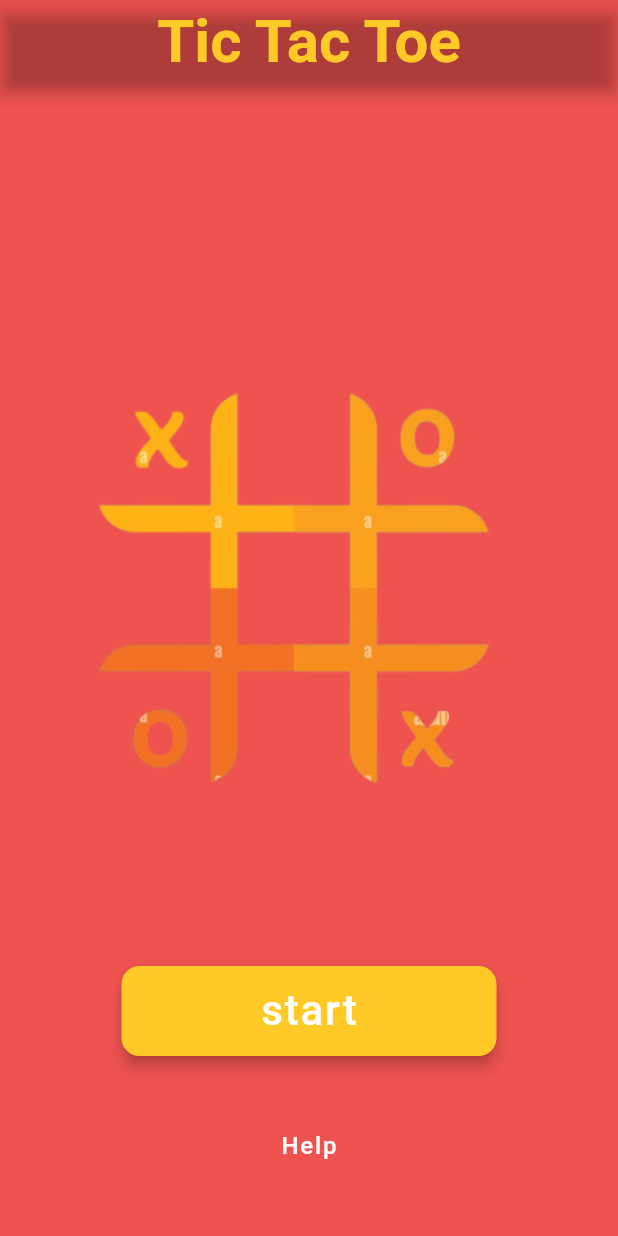
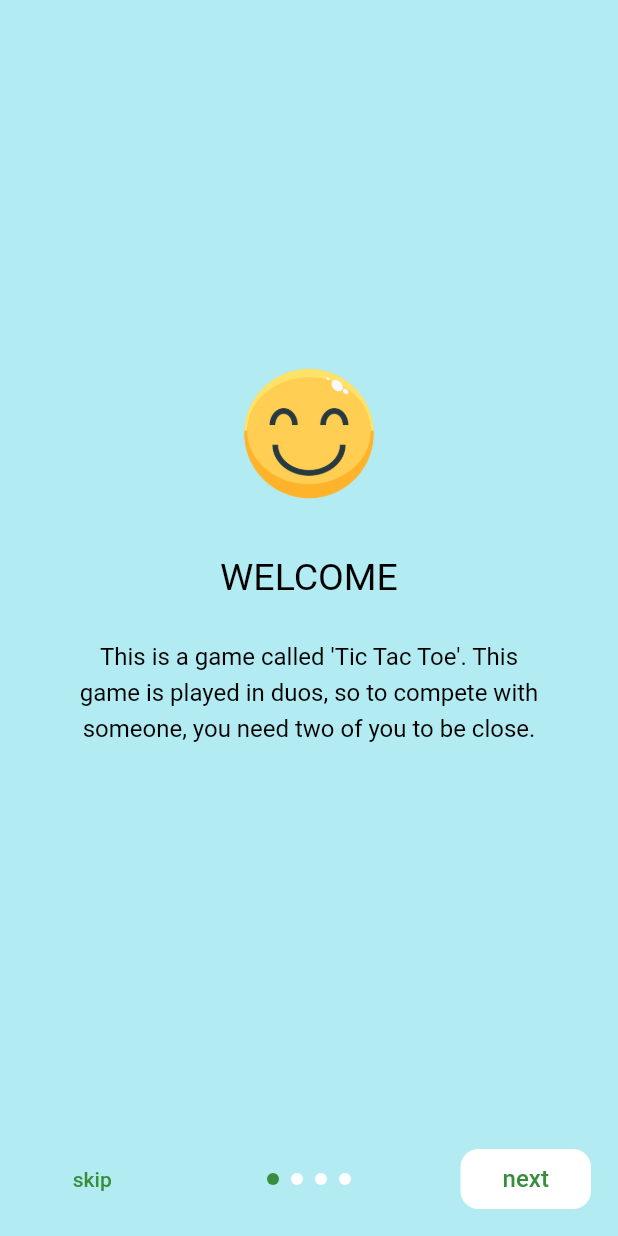
Before and after one commit to MR-BIGO/flutter_tic_tac_toe, a Flutter app: the screen it shows after launch, on a phone screen of 412 x 824 dp. Run offline on Flutter 3.47's test engine with Material 2 defaults, Android fonts, the phone set to English and light mode, and no system bars; drawn by our look-alikes of intro_slider.

Commit message:
added intro screen

```diff
--- a/lib/main.dart
+++ b/lib/main.dart
@@ -1,6 +1,7 @@
 import 'package:flutter/material.dart';
+import 'package:flutter_tic_tac_toe/presentation/screens/intro_slider.dart';
 
-import 'presentation/screens/first_screen.dart';
+import 'presentation/screens/home_screen.dart';
 import 'presentation/screens/game_screen.dart';
 
 void main() {
@@ -15,10 +16,11 @@ class MyApp extends StatelessWidget {
   Widget build(BuildContext context) {
     return MaterialApp(
       title: "Tic Tac Toe",
-      initialRoute: "/firstScreen",
+      initialRoute: "/introScreen",
       routes: {
-        "/firstScreen": (context) => const FirstScreen(),
+        "/homeScreen": (context) => const HomeScreen(),
         "/gameScreen": (context) => const GameScreen(),
+        "/introScreen": (context) => IntroSliderScreen(),
       },
     );
   }
--- a/lib/presentation/screens/first_screen.dart
+++ b/lib/presentation/screens/home_screen.dart
@@ -1,8 +1,8 @@
 import 'package:flutter/material.dart';
 import 'package:flutter_tic_tac_toe/presentation/widgets/help_bottomsheet.dart';
 
-class FirstScreen extends StatelessWidget {
-  const FirstScreen({Key? key}) : super(key: key);
+class HomeScreen extends StatelessWidget {
+  const HomeScreen({Key? key}) : super(key: key);
 
   @override
   Widget build(BuildContext context) {
@@ -24,7 +24,7 @@ class FirstScreen extends StatelessWidget {
         decoration: BoxDecoration(
           color: Colors.red[400],
           image: const DecorationImage(
-            image: AssetImage('assets/images/asset_image.png'),
+            image: AssetImage('assets/images/home_tic_tac_toe.png'),
             fit: BoxFit.scaleDown,
           ),
         ),
@@ -32,7 +32,7 @@ class FirstScreen extends StatelessWidget {
           mainAxisAlignment: MainAxisAlignment.end,
           children: [
             Padding(
-              padding: const EdgeInsets.fromLTRB(0, 16, 0, 16),
+              padding: const EdgeInsets.fromLTRB(0, 32, 0, 16),
               child: SizedBox(
                 width: 250,
                 height: 60,
@@ -63,10 +63,7 @@ class FirstScreen extends StatelessWidget {
                   elevation: 0,
                   backgroundColor: Colors.transparent,
                   onPressed: () {
-                    showModalBottomSheet(
-                      context: context,
-                      builder: (context) => HelpSheet(),
-                    );
+                   Navigator.pushReplacementNamed(context, "/introScreen");
                   },
                   child: const Text(
                     "Help",
--- /dev/null
+++ b/lib/presentation/screens/intro_slider.dart
@@ -0,0 +1,169 @@
+import 'package:flutter/material.dart';
+import 'package:intro_slider/dot_animation_enum.dart';
+import 'package:intro_slider/intro_slider.dart';
+import 'package:intro_slider/slide_object.dart';
+
+class IntroSliderScreen extends StatefulWidget {
+  const IntroSliderScreen({Key? key}) : super(key: key);
+
+  @override
+  State<IntroSliderScreen> createState() => _IntroSliderScreenState();
+}
+
+class _IntroSliderScreenState extends State<IntroSliderScreen> {
+  List<Slide> slides = [];
+
+  @override
+  void initState() {
+    super.initState();
+    slides.add(
+      Slide(
+        title: "WELCOME",
+        description:
+            "This is a game called 'Tic Tac Toe'. This game is played in duos, so to compete with someone, you need two of you to be close.",
+        pathImage: "assets/images/smile.png",
+      ),
+    );
+    slides.add(
+      Slide(
+        title: "Starting A Match",
+        description:
+            "Tic-tac-toe is a game in which two players take turns in drawing either an 'O' or an 'X' in one square of a grid consisting of nine squares",
+        pathImage: "assets/images/intro_1.png",
+      ),
+    );
+    slides.add(
+      Slide(
+        title: "Winning A Match",
+        description:
+            "The winner is the first player to get three of the same symbols in a row",
+        pathImage: "assets/images/intro_2.png",
+      ),
+    );
+    slides.add(
+      Slide(
+        title: "Draw",
+        description:
+            "If all the squares are already filled and none of you have won, then it is a draw",
+        pathImage: "assets/images/intro_3.png",
+      ),
+    );
+  }
+
+  List<Widget> renderCustomTabs() {
+    List<Widget> tabs = [];
+    for (int i = 0; i < slides.length; i++) {
+      Slide currentSlide = slides[i];
+      tabs.add(
+        Container(
+          width: double.infinity,
+          height: double.infinity,
+          child: Container(
+            margin: const EdgeInsets.fromLTRB(0, 60, 0, 160),
+            child: Column(
+              mainAxisAlignment: MainAxisAlignment.center,
+              crossAxisAlignment: CrossAxisAlignment.center,
+              children: [
+                Container(
+                  padding: const EdgeInsets.all(16),
+                  decoration: const BoxDecoration(
+                    shape: BoxShape.circle,
+                    color: Colors.transparent,
+                  ),
+                  child: Image.asset(
+                    currentSlide.pathImage!,
+                    matchTextDirection: true,
+                    height: 90,
+                  ),
+                ),
+                Container(
+                  margin: const EdgeInsets.fromLTRB(0, 20, 0, 10),
+                  child: Text(
+                    currentSlide.title!,
+                    style: const TextStyle(
+                      fontSize: 25,
+                      color: Colors.black,
+                    ),
+                  ),
+                ),
+                Container(
+                  padding: const EdgeInsets.symmetric(horizontal: 30),
+                  child: Text(
+                    currentSlide.description!,
+                    style: const TextStyle(
+                      fontSize: 16,
+                      height: 1.5,
+                      color: Colors.black,
+                    ),
+                    maxLines: 5,
+                    textAlign: TextAlign.center,
+                  ),
+                  margin: const EdgeInsets.fromLTRB(20, 15, 20, 0),
+                ),
+              ],
+            ),
+          ),
+        ),
+      );
+    }
+    return tabs;
+  }
+
+  @override
+  Widget build(BuildContext context) {
+    return IntroSlider(
+      backgroundColorAllSlides: Colors.cyan[100],
+      renderSkipBtn: Text(
+        "skip",
+        style: TextStyle(
+          color: Colors.green[700],
+        ),
+      ),
+      renderNextBtn: Container(
+        width: 90,
+        height: 40,
+        decoration: ShapeDecoration(
+          color: Colors.white,
+          shape: RoundedRectangleBorder(
+            borderRadius: BorderRadius.circular(12),
+          ),
+        ),
+        child: Center(
+          child: Text(
+            "next",
+            style: TextStyle(
+              fontSize: 16,
+              color: Colors.green[700],
+            ),
+          ),
+        ),
+      ),
+      renderDoneBtn: Container(
+        width: 90,
+        height: 40,
+        decoration: ShapeDecoration(
+          color: Colors.white,
+          shape: RoundedRectangleBorder(
+            borderRadius: BorderRadius.circular(12),
+          ),
+        ),
+        child: Center(
+          child: Text(
+            "done",
+            style: TextStyle(
+              fontSize: 16,
+              color: Colors.green[700],
+            ),
+          ),
+        ),
+      ),
+      sizeDot: 8.0,
+      typeDotAnimation: dotSliderAnimation.SIZE_TRANSITION,
+      colorDot: Colors.white,
+      colorActiveDot: Colors.green[700],
+      scrollPhysics: const BouncingScrollPhysics(),
+      onDonePress: () => Navigator.pushReplacementNamed(context, "/homeScreen"),
+      listCustomTabs: renderCustomTabs(),
+    );
+  }
+}
--- a/lib/presentation/widgets/help_bottomsheet.dart
+++ b/lib/presentation/widgets/help_bottomsheet.dart
@@ -6,7 +6,9 @@ class HelpSheet extends StatelessWidget {
   @override
   Widget build(BuildContext context) {
     return Container(
-      color: Colors.blue,
+      decoration: ShapeDecoration(shape: ContinuousRectangleBorder(borderRadius: BorderRadius.vertical(top: Radius.circular(20)))),
+
+
     );
   }
 }
```
Also changed, not shown: pubspec.yaml (+6 -1 lines), assets/images/asset_image.png (deleted), assets/images/home_tic_tac_toe.png (added), assets/images/intro_1.png (added), assets/images/intro_2.png (added), assets/images/intro_3.png (added), assets/images/smile.png (added), pubspec.lock.
